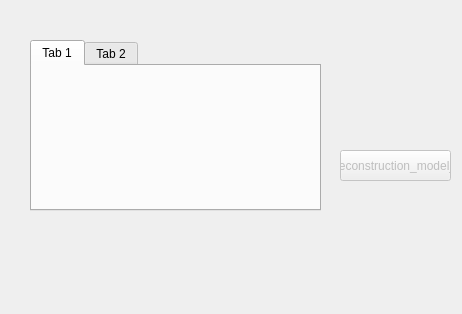
xuli2020sj/GDS9, file src/centralwidget.ui: the form before one commit.
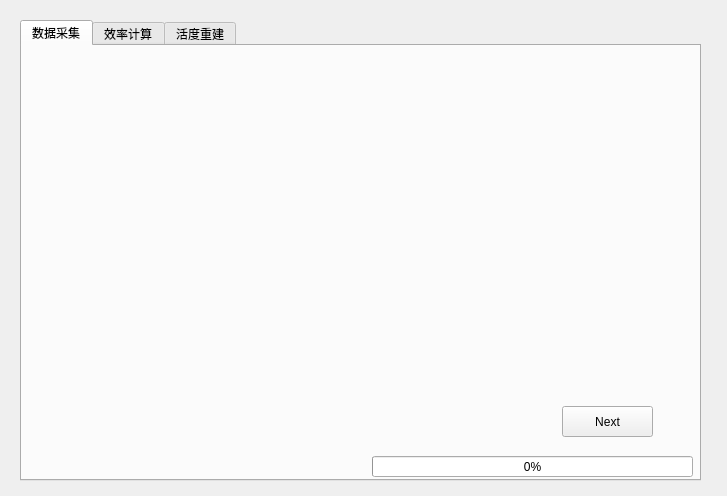
The form after the commit. The open tabs and pages were chosen to show the change.

What changed in the file:
```diff
--- a/src/centralwidget.ui
+++ b/src/centralwidget.ui
@@ -6,8 +6,8 @@
    <rect>
     <x>0</x>
     <y>0</y>
-    <width>462</width>
-    <height>314</height>
+    <width>727</width>
+    <height>496</height>
    </rect>
   </property>
   <property name="windowTitle">
@@ -16,10 +16,10 @@
   <widget class="QTabWidget" name="tabWidget">
    <property name="geometry">
     <rect>
-     <x>30</x>
-     <y>40</y>
-     <width>291</width>
-     <height>171</height>
+     <x>20</x>
+     <y>20</y>
+     <width>681</width>
+     <height>461</height>
     </rect>
    </property>
    <property name="currentIndex">
@@ -27,14 +27,85 @@
    </property>
    <widget class="QWidget" name="tab">
     <attribute name="title">
-     <string>Tab 1</string>
+     <string>数据采集</string>
     </attribute>
+    <widget class="QProgressBar" name="progressBar">
+     <property name="geometry">
+      <rect>
+       <x>350</x>
+       <y>410</y>
+       <width>321</width>
+       <height>21</height>
+      </rect>
+     </property>
+     <property name="value">
+      <number>0</number>
+     </property>
+    </widget>
+    <widget class="QPushButton" name="pushButton">
+     <property name="geometry">
+      <rect>
+       <x>540</x>
+       <y>360</y>
+       <width>91</width>
+       <height>31</height>
+      </rect>
+     </property>
+     <property name="text">
+      <string>Next</string>
+     </property>
+    </widget>
    </widget>
    <widget class="QWidget" name="tab_2">
     <attribute name="title">
-     <string>Tab 2</string>
+     <string>效率计算</string>
     </attribute>
-   </widget>
+    <widget class="QProgressBar" name="progressBar_2">
+     <property name="geometry">
+      <rect>
+       <x>350</x>
+       <y>410</y>
+       <width>321</width>
+       <height>21</height>
+      </rect>
+     </property>
+     <property name="value">
+      <number>0</number>
+     </property>
+    </widget>
+    <widget class="QPushButton" name="pushButton_2">
+     <property name="geometry">
+      <rect>
+       <x>540</x>
+       <y>340</y>
+       <width>91</width>
+       <height>31</height>
+      </rect>
+     </property>
+     <property name="text">
+      <string>Next</string>
+     </property>
+    </widget>
+   </widget>
+   <widget class="QWidget" name="tab_3">
+    <property name="autoFillBackground">
+     <bool>false</bool>
+    </property>
+    <attribute name="title">
+     <string>活度重建</string>
+    </attribute>
+    <widget class="QProgressBar" name="progressBar_3">
+     <property name="geometry">
+      <rect>
+       <x>340</x>
+       <y>410</y>
+       <width>321</width>
+       <height>21</height>
+      </rect>
+     </property>
+     <property name="value">
+      <number>0</number>
+     </property>
   </widget>
   <widget class="QPushButton" name="pushButtonReconstruction">
    <property name="enabled">
@@ -42,8 +113,8 @@
    </property>
    <property name="geometry">
     <rect>
-     <x>340</x>
-     <y>150</y>
+       <x>510</x>
+       <y>360</y>
      <width>111</width>
      <height>31</height>
     </rect>
@@ -54,6 +125,8 @@
    <property name="default">
     <bool>false</bool>
    </property>
+    </widget>
+   </widget>
   </widget>
  </widget>
  <resources/>
```
Left out of the diff: 2 changed lines with no effect on the pictures. Lines whose indentation alone changed are shown as unchanged.
